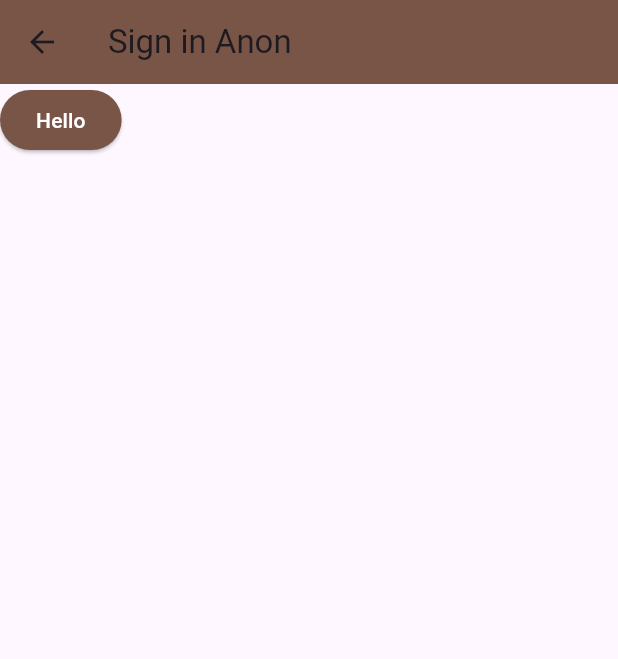
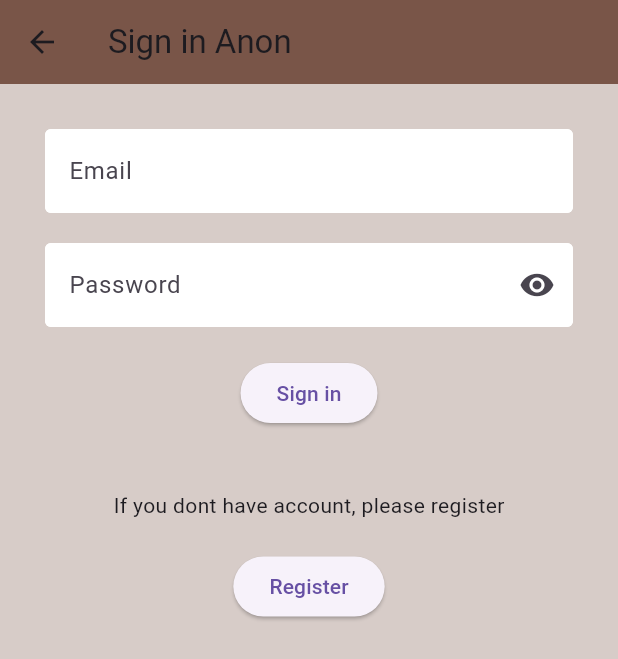
Before and after one commit to ThaiMinhNguyen/coffee-shop, a Flutter app: the SignIn screen opened directly, on a phone screen of 412 x 824 dp. Shown: the top 659 px of the screen. Run offline on Flutter 3.47's test engine with Material 3 defaults, Android fonts, the phone set to English and light mode, and no system bars; our stand-ins replace carousel_slider, dots_indicator, firebase_auth, firebase_core, flutter_spinkit, google_fonts; missing offline and left inert: remove_diacritic; accounts and stored records are empty.

Commit message:
add signIn with Email and register with email

```diff
--- /dev/null
+++ b/devtools_options.yaml
@@ -0,0 +1 @@
+extensions:
--- a/lib/authenticate/sign_in.dart
+++ b/lib/authenticate/sign_in.dart
@@ -1,45 +1,110 @@
 import 'package:coffee_shop/services/auth.dart';
 import 'package:firebase_auth/firebase_auth.dart';
 import 'package:flutter/material.dart';
+import 'package:coffee_shop/style/constants.dart';
 
 class SignIn extends StatefulWidget {
+
   @override
   State<SignIn> createState() => _SignInState();
 }
 
 class _SignInState extends State<SignIn> {
+  final _keyForm = GlobalKey<FormState>();
+  final AuthService _auth = AuthService();
+  bool obscure = true;
+  bool loading = false;
+  String error = '';
+  String email = '';
+  String password = '';
 
-  final AuthService _auth = AuthService();
 
   @override
   Widget build(BuildContext context) {
     return Scaffold(
+      backgroundColor: Colors.brown.shade100,
       appBar: AppBar(
         backgroundColor: Colors.brown,
         title: Text('Sign in Anon'),
       ),
-      body: Container(
-        child: ElevatedButton(
-          onPressed: () async {
-            dynamic result = await _auth.signInAnon();
-            if(result == null){
-              print('Error signing in');
-            } else {
-              print('signed in');
-              print(result.uid);
-            }
-          },
-          child: Text(
-            "Hello",
-            style: TextStyle(
-              color: Colors.white,
-            ),
+      body: Form(
+        key: _keyForm,
+        child: Padding(
+          padding: const EdgeInsets.all(30.0),
+          child: Column(
+            children: [
+              TextFormField(
+                validator: (value) => value!.isEmpty ? 'Please enter an email' : null,
+                onChanged: (value) {
+                  setState(() {
+                    email = value;
+                  });
+                },
+                decoration: textInputDecoration.copyWith(hintText: 'Email'),
+              ),
+              SizedBox(height: 20,),
+              TextFormField(
+                validator: (value) => value!.length < 6 ? 'Please enter a 6+ length password' : null,
+                obscureText: obscure,
+                onChanged: (value) {
+                  setState(() {
+                    password = value;
+                  });
+                },
+                decoration: textInputDecoration.copyWith(
+                  hintText: 'Password',
+                  suffixIcon: IconButton(
+                    icon: Icon(Icons.remove_red_eye),
+                      onPressed: () {
+                        setState(() {
+                          obscure = !obscure;
+                        });
+                      }
+                  ),
+                ),
+              ),
+              SizedBox(height: 20),
+              ElevatedButton(
+                onPressed: () async {
+                  if(_keyForm.currentState!.validate()){
+                    setState(() {
+                      loading = true;
+                    });
+                    dynamic result = await _auth.signInWithEmail(email, password);
+                    if(result == null){
+                      setState(() {
+                        loading = false;
+                        error = 'This account does not exist';
+                      });
+                    } else {
+                      Navigator.pushReplacementNamed(context, '/login_home');
+                    }
+                  }
+                },
+                child: Text('Sign in'),
+              ),
+              Text(
+                error,
+                style: TextStyle(
+                  color: Colors.red,
+                  fontSize: 14,
+                ),
+              ),
+              SizedBox(height: 20,),
+              Text('If you dont have account, please register'),
+              SizedBox(height: 20,),
+              ElevatedButton(
+                onPressed: (){
+                  setState(() {
+                    Navigator.pushReplacementNamed(context, '/register');
+                  });
+                },
+                child: Text('Register'),
+              )
+            ],
           ),
-          style: ElevatedButton.styleFrom(
-            backgroundColor: Colors.brown,
-          ),
-        ),
-      ),
+        )
+      )
     );
   }
 }
--- a/lib/main.dart
+++ b/lib/main.dart
@@ -1,16 +1,19 @@
+import 'package:coffee_shop/authenticate/register.dart';
 import 'package:coffee_shop/authenticate/sign_in.dart';
 import 'package:coffee_shop/login_home.dart';
 import 'package:coffee_shop/pages/home.dart';
 import 'package:coffee_shop/pages/startPage.dart';
+import 'package:coffee_shop/services/auth.dart';
 import 'package:flutter/material.dart';
 import 'package:coffee_shop/pages/loading.dart';
 import 'package:firebase_core/firebase_core.dart';
+import 'package:provider/provider.dart';
+import 'entity/user.dart';
 import 'firebase_options.dart';
 
 Future<void> main() async {
   WidgetsFlutterBinding.ensureInitialized();
-  await Firebase.initializeApp();
-  // await Firebase.initializeApp(options: DefaultFirebaseOptions.currentPlatform);
+  await Firebase.initializeApp(options: DefaultFirebaseOptions.currentPlatform);
   runApp(const MyApp());
 }
 
@@ -26,7 +29,9 @@ class MyApp extends StatelessWidget {
         '/' : (context) => Loading(),
         '/home' : (context) => Home(),
         '/start' : (context) => StartPage(),
-        '/sign_in': (context) => LoginHome(),
+        '/login_home': (context) => LoginHome(),
+        '/register': (context) => Register(),
+        '/sign_in': (context) => SignIn(),
       },
     );
   }
--- a/lib/pages/home.dart
+++ b/lib/pages/home.dart
@@ -93,7 +93,7 @@ class _HomeState extends State<Home> {
               TextButton(
                 onPressed: (){
                   // Navigator.pushNamed(context, '/start');
-                  Navigator.pushNamed(context, '/sign_in');
+                  Navigator.pushNamed(context, '/login_home');
                 },
                 child: Text(
                   'Get Start',
--- a/lib/pages/wrapper.dart
+++ b/lib/pages/wrapper.dart
@@ -3,21 +3,17 @@ import 'package:coffee_shop/entity/user.dart';
 import 'package:coffee_shop/pages/startPage.dart';
 import 'package:flutter/material.dart';
 import 'package:provider/provider.dart';
-import '../entity/user.dart';
+
 
 
 class Wrapper extends StatelessWidget {
-
   @override
   Widget build(BuildContext context) {
-
     final user = Provider.of<MyUser?>(context);
-    // print(user.uid);
     if(user == null){
       return Autheticate();
     } else {
       return StartPage();
     }
-
   }
 }
--- /dev/null
+++ b/lib/style/constants.dart
@@ -0,0 +1,23 @@
+import 'package:flutter/material.dart';
+
+const textInputDecoration = InputDecoration(
+  fillColor: Colors.white,
+  filled: true,
+  enabledBorder: OutlineInputBorder(
+      borderSide: BorderSide(color: Colors.white)
+  ),
+  focusedBorder: OutlineInputBorder(
+      borderSide: BorderSide(color: Colors.pinkAccent, width: 1)
+  ),
+);
+
+// InputDecoration(
+// suffixIcon: IconButton(
+// icon: Icon(Icons.remove_red_eye),
+// onPressed: (){
+// setState(() {
+// obsecure = !obsecure;
+// });
+// },
+// ),
+// ),
```
Also changed, not shown: lib/authenticate/authenticate.dart (+15 -5 lines), lib/authenticate/register.dart (+101 -0 lines), lib/login_home.dart (+1 -6 lines), lib/services/auth.dart (+28 -0 lines), lib/style/loading-wait.dart (added, +16 -0 lines).
